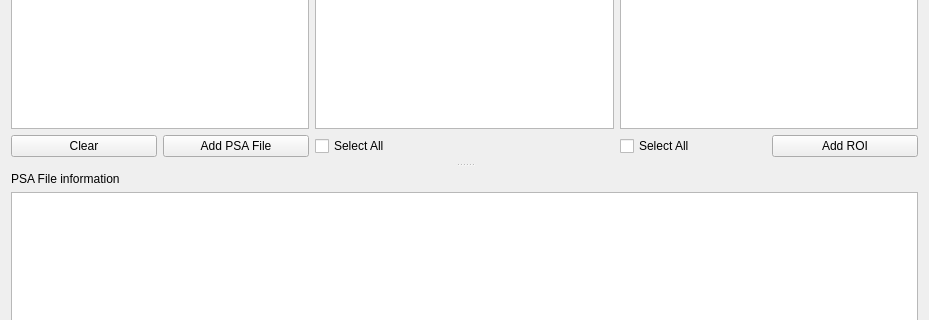
First picture: the form in modules/CEAMSModules/PSACohortReview/Ui_PSACohortReviewSettingsView.ui, repository SnoozToolbox/snooz-package-ceams, before the edit; both pictures show x 0 to 929 and y 259 to 579 of the 929 by 800 pixel window.
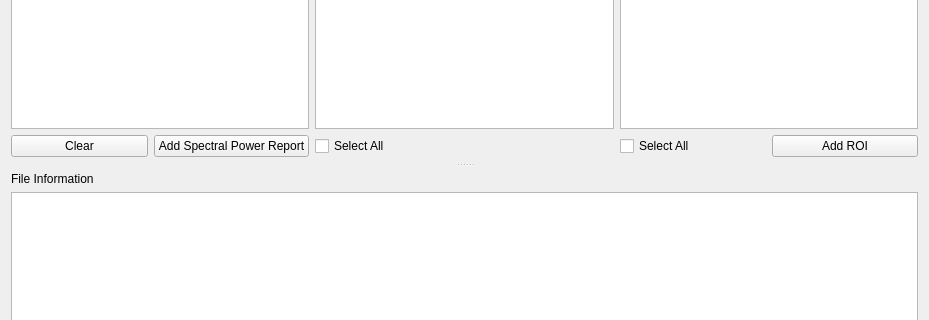
Second picture: the form after the edit.

The edit to the form file:
```diff
--- a/modules/CEAMSModules/PSACohortReview/Ui_PSACohortReviewSettingsView.ui
+++ b/modules/CEAMSModules/PSACohortReview/Ui_PSACohortReviewSettingsView.ui
@@ -73,7 +73,7 @@
          <item>
           <widget class="QPushButton" name="add_pushButton">
            <property name="text">
-            <string>Add PSA File</string>
+            <string>Add Spectral Power Report</string>
            </property>
           </widget>
          </item>
@@ -117,7 +117,7 @@
        <item>
         <widget class="QLabel" name="label_4">
          <property name="text">
-          <string>PSA File information</string>
+          <string>File Information</string>
          </property>
         </widget>
        </item>
```
